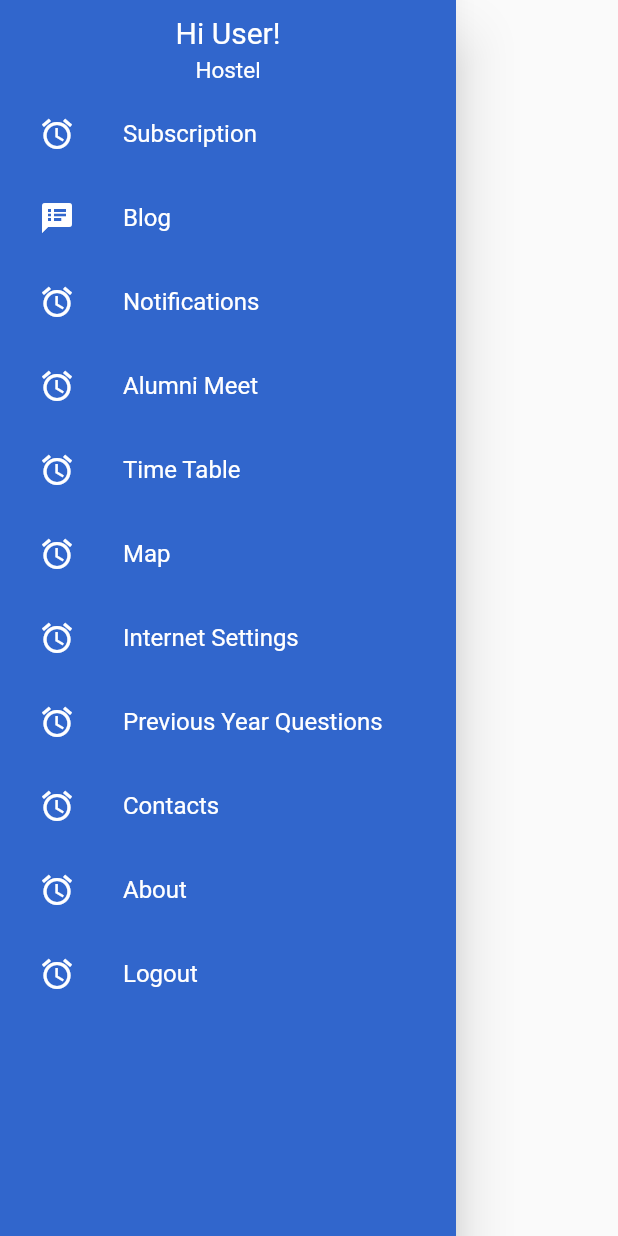
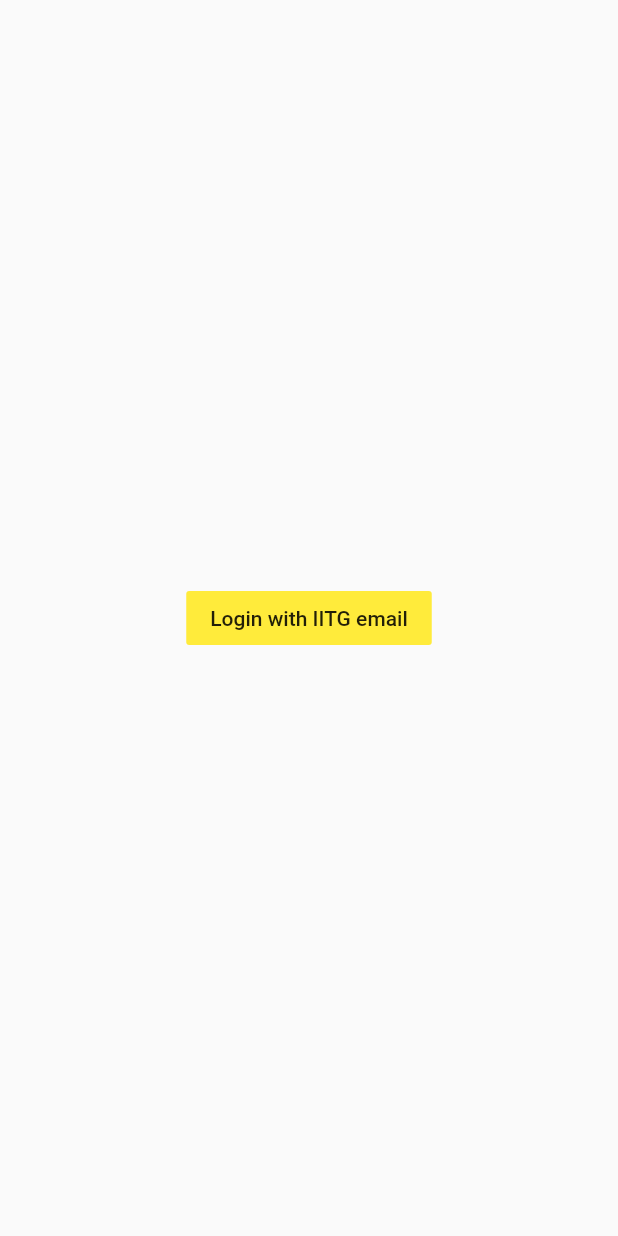
Before and after one commit to Alan451/onestopios, a Flutter app: the DrawerWidget widget shown alone on an empty page, opened directly, after a tap on "Logout", on a phone screen of 412 x 824 dp. Run offline on Flutter 3.47's test engine with Material 2 defaults, Android fonts, the phone set to English and light mode, and no system bars; our stand-ins replace cloud_firestore, expandable, file_picker, firebase_auth, firebase_storage, fluttertoast; missing offline and left inert: aad_oauth, flutter_plugin_pdf_viewer; accounts and stored records are empty.

```diff
--- a/lib/main.dart
+++ b/lib/main.dart
@@ -4,6 +4,7 @@ import 'screens/HomeScreen.dart';
 import 'screens/InternalBus.dart';
 import 'screens/Ferry.dart';
 import 'screens/IitgBus.dart';
+import 'screens/LoginPage.dart';
 import 'screens/about.dart';
 import 'screens/internet_settings.dart';
 
@@ -21,8 +22,9 @@ class MyApp extends StatelessWidget {
         theme: ThemeData(
           primarySwatch: Colors.blue,
         ),
-        initialRoute: HomeScreen.id,
+        initialRoute: LoginPage.id,
         routes: {
+          LoginPage.id: (context) => LoginPage(),
           IitgBus.id: (context) => IitgBus(),
           Ferry.id: (context) => Ferry(),
           InternalBus.id: (context) => InternalBus(),
--- a/lib/screens/LoginPage.dart
+++ b/lib/screens/LoginPage.dart
@@ -0,0 +1,49 @@
+import 'dart:convert';
+
+import 'package:aad_oauth/model/config.dart';
+import 'package:flutter/material.dart';
+import 'package:aad_oauth/aad_oauth.dart';
+import 'package:http/http.dart' as http;
+import 'dart:io';
+import 'package:onestop_ios/screens/HomeScreen.dart';
+import 'package:firebase_auth/firebase_auth.dart';
+
+class LoginPage extends StatefulWidget {
+  static final Config config = Config(
+      "850aa78d-94e1-4bc6-9cf3-8c11b530701c",
+      "830d0aa4-32ae-4c83-9a4b-acf4e970d248",
+      "user.read openid profile offline_access",
+      "https://login.live.com/oauth20_desktop.srf");
+
+  static String id = 'login_screen';
+  @override
+  _LoginPageState createState() => _LoginPageState();
+}
+
+class _LoginPageState extends State<LoginPage> {
+  FirebaseAuth _auth = FirebaseAuth.instance;
+  final AadOAuth oauth = AadOAuth(LoginPage.config);
+  @override
+  Widget build(BuildContext context) {
+    return Scaffold(
+      body: Center(
+        child: FlatButton(
+          color: Colors.yellow,
+          child: Text("Login with IITG email"),
+          onPressed: () async {
+            await oauth.login();
+            String accessToken = await oauth.getAccessToken();
+            if (oauth.tokenIsValid()) {
+              var response = await http.get(
+                  'https://graph.microsoft.com/v1.0/me',
+                  headers: {HttpHeaders.authorizationHeader: accessToken});
+              var data = jsonDecode(response.body);
+              Navigator.popAndPushNamed(context, HomeScreen.id);
+            } else
+              print("error");
+          },
+        ),
+      ),
+    );
+  }
+}
--- a/lib/screens/drawer.dart
+++ b/lib/screens/drawer.dart
@@ -1,9 +1,12 @@
 import 'package:flutter/material.dart';
+import 'package:onestop_ios/screens/LoginPage.dart';
 import 'package:onestop_ios/screens/about.dart';
 import 'package:onestop_ios/screens/internet_settings.dart';
 import 'package:onestop_ios/screens/quePaper.dart';
+import 'package:aad_oauth/aad_oauth.dart';
 
 class DrawerWidget extends StatelessWidget {
+  final AadOAuth oauth = AadOAuth(LoginPage.config);
   @override
   Widget build(BuildContext context) {
     return Drawer(
@@ -119,9 +122,12 @@ class DrawerWidget extends StatelessWidget {
                 color: Colors.white,
               ),
               onTap: () {
-                Navigator.push(context, MaterialPageRoute(
-                  builder: (context)=> quePaper(),
-                ),);
+                Navigator.push(
+                  context,
+                  MaterialPageRoute(
+                    builder: (context) => quePaper(),
+                  ),
+                );
                 //TODO:Navigate to that screen
                 print('done');
               },
@@ -155,7 +161,9 @@ class DrawerWidget extends StatelessWidget {
                 Icons.access_alarm,
                 color: Colors.white,
               ),
-              onTap: () {
+              onTap: () async {
+                await oauth.logout();
+                Navigator.popAndPushNamed(context, LoginPage.id);
                 //TODO:Navigate to that screen
                 print('done');
               },
--- a/pubspec.yaml
+++ b/pubspec.yaml
@@ -35,6 +35,8 @@ dependencies:
   flutter_plugin_pdf_viewer: any
   fluttertoast: ^7.0.2
   file_picker: ^1.13.2
+  aad_oauth: ^0.1.9
+  shared_preferences: ^0.5.8
 
 
 dev_dependencies:
```
Also changed, not shown: pubspec.lock, 1 other file.
